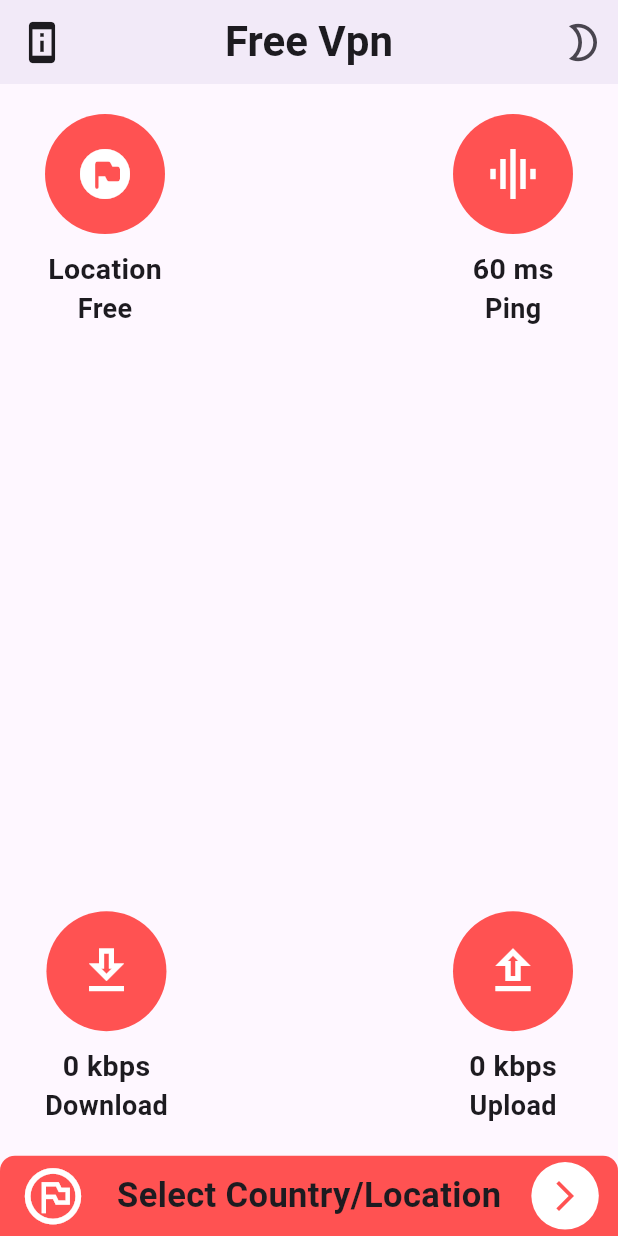
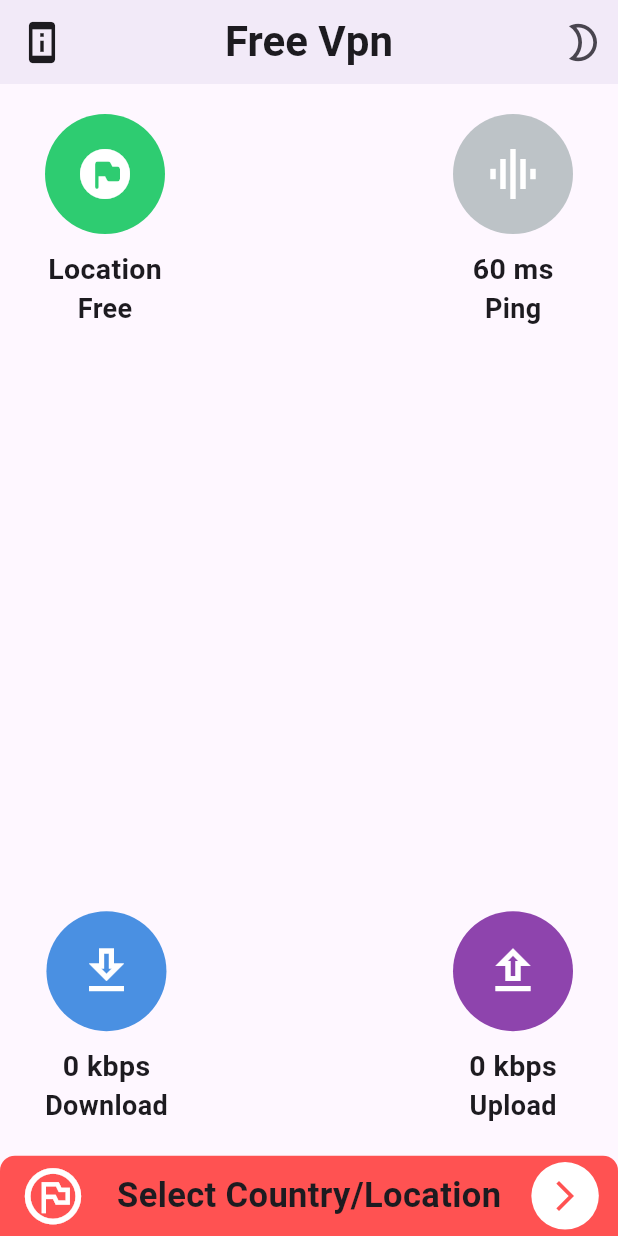
Before and after one commit to EngAhmed20/Vpn_App, a Flutter app: the screen it shows after launch, on a phone screen of 412 x 824 dp. Run offline on Flutter 3.47's test engine with Material 3 defaults, Android fonts, the phone set to English and light mode, and no system bars; our stand-ins replace get, hive, hive_flutter; accounts and stored records are empty.

```diff
--- a/lib/feature/home/home_screen.dart
+++ b/lib/feature/home/home_screen.dart
@@ -62,12 +62,14 @@ class _HomeScreenState extends State<HomeScreen> {
                   title: 'Location',
                   subTitle: 'Free',
                   icon: Icons.flag_circle_rounded,
-                    backgroundColor: Colors.redAccent),
+                  backgroundColor: Color(0xFF2ECC71),
+                ),
                 CustomRoundedButton(
                   title: '60 ms',
                   subTitle: 'Ping',
                   icon: Icons.graphic_eq_outlined,
-                    backgroundColor: Colors.redAccent),
+                  backgroundColor: Color(0xFFBDC3C7),
+                ),
               ],
             ),
             Row(
@@ -77,17 +79,19 @@ class _HomeScreenState extends State<HomeScreen> {
                   title: '0 kbps',
                   subTitle: 'Download',
                   icon: Icons.download_outlined,
-                    backgroundColor: Colors.redAccent),
+                  backgroundColor: Color(0xFF4A90E2),
+                ),
                 CustomRoundedButton(
                   title: '0 kbps',
                   subTitle: 'Upload',
                   icon: Icons.upload_outlined,
-                    backgroundColor: Colors.redAccent),
+                  backgroundColor: Color(0xFF8E44AD),
+                ),
+              ],
+            ),
           ],
         ),
 
-          ],
-        ),
       ),
     );
   }
```
Lines whose indentation alone changed are shown as unchanged.
